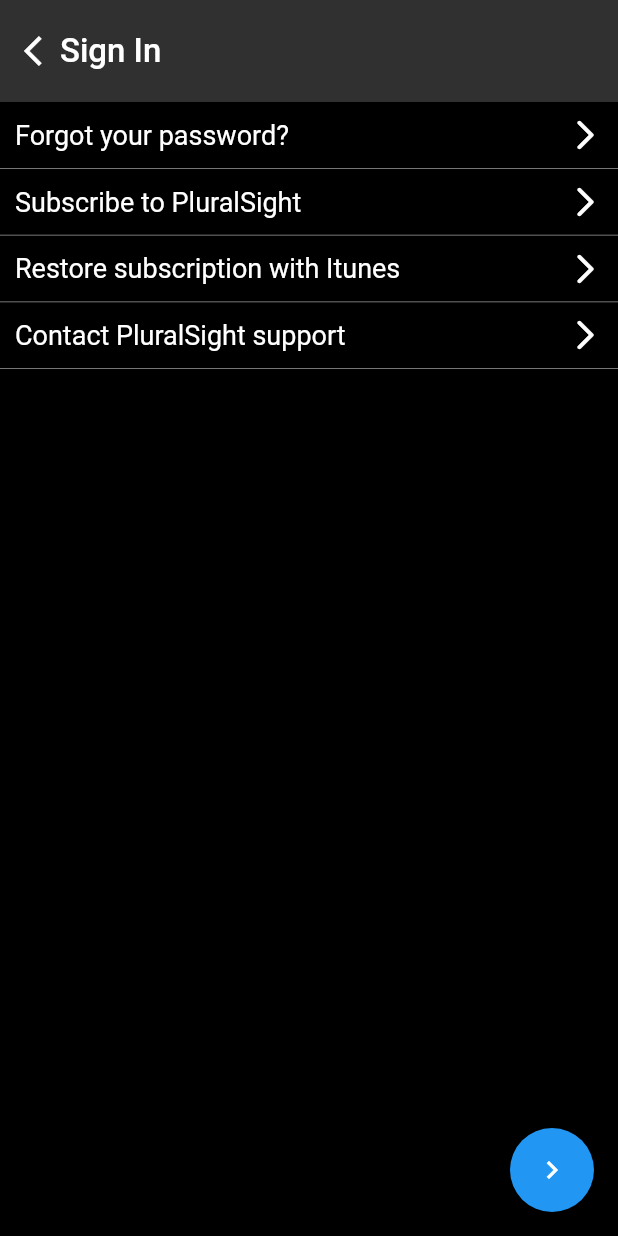
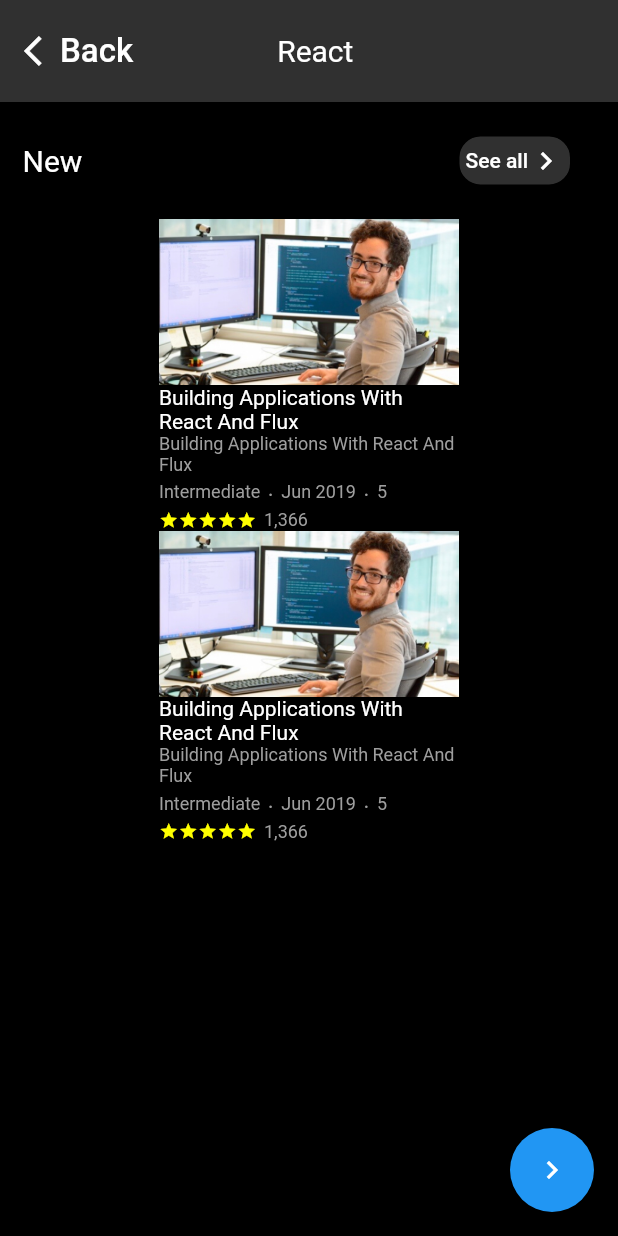
Before and after one commit to dangvuminh/flutterProject_2021, a Flutter app: the SignInList screen opened by its route, after a tap on the "chevron right" icon, on a phone screen of 412 x 824 dp. Run offline on Flutter 3.47's test engine with Material 2 defaults, Android fonts, the phone set to English and light mode, and no system bars.

Commit message:
pour data in stateless widget in Course list

```diff
--- /dev/null
+++ b/lib/CourseCard.dart
@@ -0,0 +1,127 @@
+import 'package:flutter/material.dart';
+import 'package:mobile_flutter/objects/courseObject.dart';
+
+class CourseCard extends StatelessWidget {
+
+   int id;
+   String productName;
+   String productImage;
+   String company;
+    String level;
+   String rating;
+   String date;
+   int duration;
+   CourseCard({this.id,this.productImage,this.productName,this.company,this.level,this.date,this.duration,this.rating});
+
+  @override
+  Widget build(BuildContext context) {
+    return Container(
+      // height: 50,
+      // width: 200,
+      child: Column(
+        children: [
+          Image(image: AssetImage(productImage)),
+          Text(
+            'Building Applications With React And Flux',
+            style: TextStyle(
+              color: Colors.white,
+            ),
+          ),
+          Container(
+            //width: 200,
+            child: Text(
+              '$productName',
+              textAlign: TextAlign.start,
+              style: TextStyle(
+                color: Colors.grey,
+                fontSize: 12.0,
+              ),
+            ),
+          ),
+          Row(
+            children: [
+              Text(
+                '$level',
+                style: TextStyle(
+                  color: Colors.grey,
+                  fontSize: 12.0,
+                ),
+              ),
+              Container(
+                padding: EdgeInsets.fromLTRB(5.0, 0.0, 5.0, 5),
+                child: Text(
+                  '.',
+                  style: TextStyle(
+                    color: Colors.grey,
+                    fontSize: 15.0,
+                  ),
+                ),
+              ),
+              Text(
+                '$date',
+                style: TextStyle(
+                  color: Colors.grey,
+                  fontSize: 12.0,
+                ),
+              ),
+              Container(
+                padding: EdgeInsets.fromLTRB(5.0, 0.0, 5.0, 5),
+                child: Text(
+                  '.',
+                  style: TextStyle(
+                    color: Colors.grey,
+                    fontSize: 15.0,
+                  ),
+                ),
+              ),
+              Text(
+                '$duration',
+                style: TextStyle(
+                  color: Colors.grey,
+                  fontSize: 12.0,
+                ),
+              ),
+            ],
+          ),
+          Row(
+            children: [
+              Icon(
+                Icons.star,
+                size: 13.0,
+                color: Colors.yellowAccent,
+              ),
+              Icon(
+                Icons.star,
+                size: 13.0,
+                color: Colors.yellowAccent,
+              ),
+              Icon(
+                Icons.star,
+                size: 13.0,
+                color: Colors.yellowAccent,
+              ),
+              Icon(
+                Icons.star,
+                size: 13.0,
+                color: Colors.yellowAccent,
+              ),
+              Icon(
+                Icons.star,
+                size: 13.0,
+                color: Colors.yellowAccent,
+              ),
+              SizedBox(width: 5.0),
+              Text(
+                '$rating',
+                style: TextStyle(
+                  color: Colors.grey,
+                  fontSize: 12.0,
+                ),
+              )
+            ],
+          )
+        ],
+      ),
+    );
+  }
+}
--- a/lib/Courses.dart
+++ b/lib/Courses.dart
@@ -0,0 +1,155 @@
+import 'package:flutter/material.dart';
+import 'package:mobile_flutter/objects/courseObject.dart';
+import 'package:mobile_flutter/CourseCard.dart';
+class Courses extends StatelessWidget {
+
+  List<CourseObject> courses = [
+      CourseObject(
+        id: 0,
+        productImage:'assets/react-flux.jpg',
+        productName: 'Building Applications With React And Flux',
+        company: 'Cory House',
+        level: 'Intermediate',
+        date: 'Jun 2019',
+        duration: 5,
+        rating: '1,366',
+      ),
+    CourseObject(
+      id: 0,
+      productImage:'assets/react-flux.jpg',
+      productName: 'Building Applications With React And Flux',
+      company: 'Cory House',
+      level: 'Intermediate',
+      date: 'Jun 2019',
+      duration: 5,
+      rating: '1,366',
+    ),
+  ];
+
+
+  @override
+  Widget build(BuildContext context) {
+    return Scaffold(
+      backgroundColor: Colors.black,
+      floatingActionButton: FloatingActionButton(
+        child: Icon(
+          Icons.chevron_right,
+        ),
+        onPressed: (){
+          Navigator.pushNamed(context, '');
+        },
+      ),
+      body: SafeArea(
+        child: Column(
+          children: [
+            Container(
+              padding: EdgeInsets.only(top:10.0,bottom:10.0),
+              color: Colors.grey[850],
+              child: Row(
+                children: [
+                  FlatButton(
+
+                    child:Row(
+                      children: [
+                        Icon(
+                          Icons.arrow_back_ios,
+                          color: Colors.white,
+                        ),
+                        Text(
+                          'Back',
+                          style: TextStyle(
+                            color:Colors.white,
+                            fontSize: 22.0,
+                          ),
+                        )
+                      ],
+                    ),
+                    onPressed: (){
+                      Navigator.pop(context, '/signInList');
+                    },
+                  ),
+                  Container(
+                      margin:EdgeInsets.only(left: 80.0) ,
+                      child: Text(
+                          'React',
+                          style: TextStyle(
+                            color: Colors.white,
+                            fontSize: 20.0,
+                          )
+                      )
+                  ),
+                ],
+              ),
+            ),
+            Container(
+              padding: EdgeInsets.all(15.0),
+              child: Row(
+                children: [
+                  Text(
+                      'New',
+                    style: TextStyle(
+                      color: Colors.white,
+                      fontSize: 20.0,
+                    ),
+                  ),
+                  Expanded(child: Container()),
+                  FlatButton(
+                      onPressed: null,
+                      child: Row(
+                        children: [
+                          Container(
+                            padding:EdgeInsets.all(4.0),
+                            decoration: BoxDecoration(
+                            border: Border.all(color: Colors.black),
+                              borderRadius: BorderRadius.all(Radius.circular(15.0)),
+                              color: Colors.grey[850],
+                            ),
+                            child: Row(
+                              children: [
+                                Text(
+                                  'See all',
+                                  style: TextStyle(
+                                    color: Colors.white,
+                                  ),
+                                ),
+                                Icon(
+                                    Icons.keyboard_arrow_right,
+                                    color: Colors.white,
+                                ),
+                              ],
+                            ),
+                          ),
+                        ],
+                      )
+                  )
+                ],
+              ),
+            ),
+            Expanded(
+              child: Container(
+                height: 250.0,
+                width: 200.0,
+                child: ListView.builder(
+
+                  itemCount:   courses.length,
+                  itemBuilder: ( context,i){
+                      return CourseCard(
+                        id: courses[i].id,
+                        productImage: courses[i].productImage,
+                        productName: courses[i].productName,
+                        company: courses[i].company,
+                        level: courses[i].level,
+                        date: courses[i].date,
+                        duration: courses[i].duration,
+                        rating: courses[i].rating,
+                      );
+
+                  }),
+              ),
+            )
+          ],
+        ),
+      ),
+    );
+  }
+}
--- a/lib/SignInList.dart
+++ b/lib/SignInList.dart
@@ -1,5 +1,4 @@
 import 'package:flutter/material.dart';
-import 'package:mobile_flutter/SignIn.dart';
 
 class SignInList extends StatelessWidget {
   @override
@@ -22,7 +21,7 @@ class SignInList extends StatelessWidget {
           Icons.chevron_right,
         ),
         onPressed: (){
-          Navigator.pushNamed(context, '');
+          Navigator.pushNamed(context, '/courses');
         },
       ),
       body: SafeArea(
--- a/lib/main.dart
+++ b/lib/main.dart
@@ -2,6 +2,7 @@ import 'package:flutter/material.dart';
 import 'package:mobile_flutter/SignIn.dart';
 import 'package:mobile_flutter/Home.dart';
 import 'package:mobile_flutter/SignInList.dart';
+import 'package:mobile_flutter/Courses.dart';
 
 void main() {
   runApp(MaterialApp(
@@ -11,6 +12,7 @@ void main() {
       '/':(context) => Home(),
       '/signIn':(context) => SignIn(),
       '/signInList':(context) => SignInList(),
+      '/courses':(context) => Courses(),
     },
   ));
 }
--- /dev/null
+++ b/lib/objects/courseObject.dart
@@ -0,0 +1,11 @@
+class CourseObject {
+  int id;
+  String productImage;
+  String productName;
+  String company;
+  String level;
+  String date;
+  int duration;
+  String rating;
+  CourseObject({this.id,this.productImage,this.productName,this.company,this.level,this.date,this.duration,this.rating});
+}
```
Also changed, not shown: assets/react-flux.jpg (added), 21 other files.
